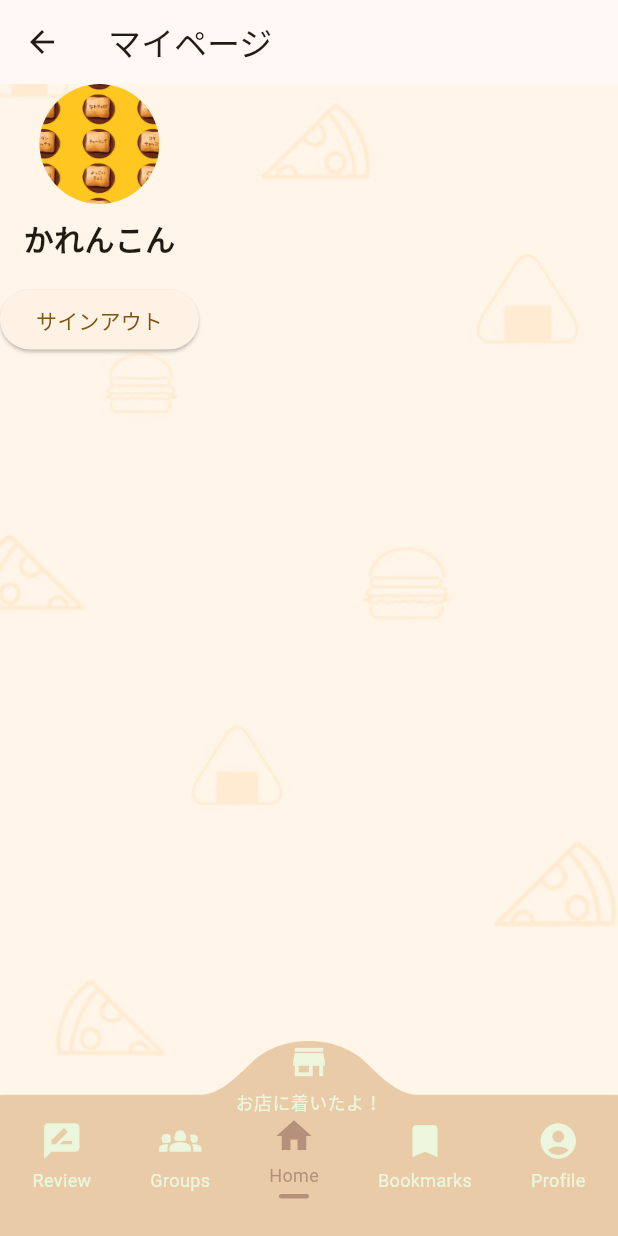
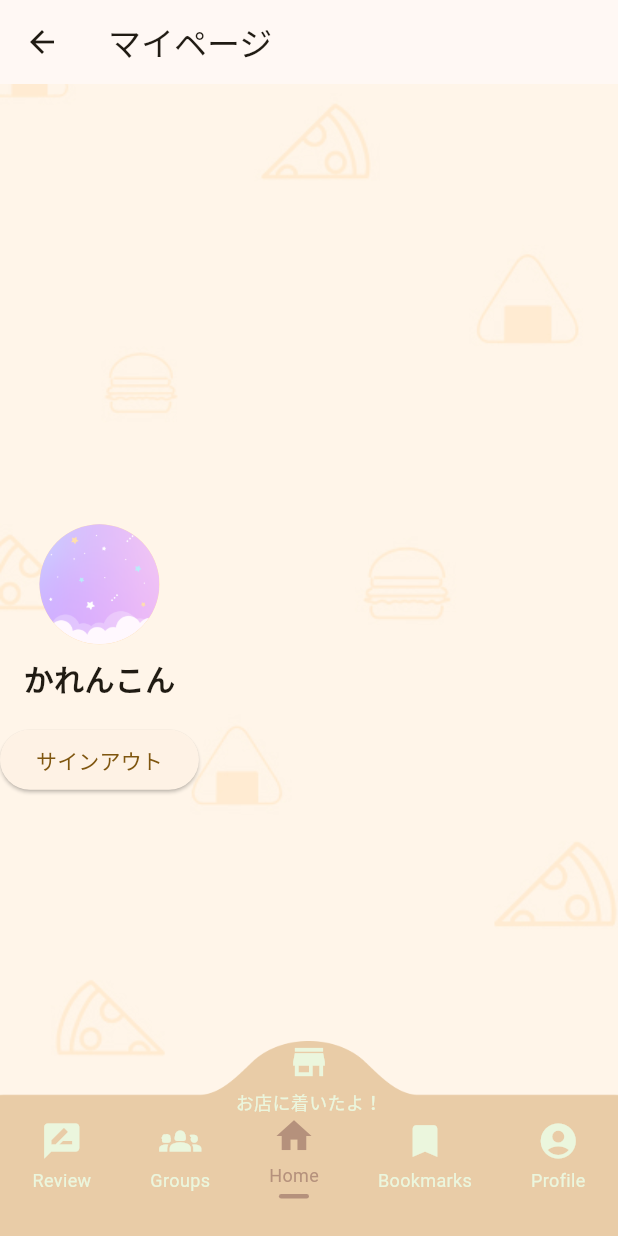
Before and after one commit to Doremifa-donuts/foodshuffle, a Flutter app: the MyPage screen opened directly, after a tap on "Profile", on a phone screen of 412 x 824 dp. Run offline on Flutter 3.47's test engine with Material 3 defaults, Android fonts, the phone set to English and light mode, and no system bars; our stand-ins replace appinio_swiper, flutter_riverpod, freezed_annotation; Roboto replaces fonts that are missing (uzura).

Commit message:
update user data 抜き出し

```diff
--- a/lib/model/data_list.dart
+++ b/lib/model/data_list.dart
@@ -74,15 +74,15 @@ class ArchiveStore {
 // Userのデータクラス
 class User {
   final String name; // ユーザー名
-  final String profileIcon; // プロフィールアイコン画像パス
-  final String goods; // いいね数
+  final String userIcon; // プロフィールアイコン画像パス
+  final int goods; // いいね数
   final int range; // 範囲
   final int store; // 店数
 
   // コンストラクタで必要なデータを受け取る
   User({
     required this.name,
-    required this.profileIcon,
+    required this.userIcon,
     required this.goods,
     required this.range,
     required this.store,
--- a/lib/screens/my_page.dart
+++ b/lib/screens/my_page.dart
@@ -1,42 +1,70 @@
 import 'package:flutter/material.dart';
+// 動的に状態把握
 import 'package:flutter_riverpod/flutter_riverpod.dart';
-import 'package:foodshuffle/widgets/footer.dart';
-import 'package:appinio_swiper/appinio_swiper.dart';
-import 'package:foodshuffle/login.dart';
+// footer 表示
+import '../widgets/footer.dart';
+// カラー、画像パス
+// import '../model/color.dart';
 import '../model/images.dart';
+// 表示するデータを受け取るclass
+import '../model/data_list.dart';
+// ログインページ
+import '../login.dart';
 
-// マイページを表すConsumerStatefulWidget
-class MyPage extends ConsumerStatefulWidget {
+// データベースを使用できるか
+const bool useDatabase = false;
+
+// プロバイダーを定義（ユーザーデータを非同期で取得）
+final userProvider = FutureProvider<User>((ref) async {
+  if (useDatabase) {
+    // データベースからユーザー情報を取得
+    return fetchUserFromDatabase();
+  } else {
+    // ダミーユーザーを取得
+    return fetchDummyUser();
+  }
+});
+
+// ダミーデータを返す関数（データベースを使用しない場合）
+Future<User> fetchDummyUser() async {
+  // 固定されたユーザー情報を返す
+  return User(
+    name: 'かれんこん', // ユーザー名
+    userIcon: 'images/icon/member_1.png', // ユーザーアイコン
+    goods: 10, // 所持アイテム数
+    range: 50, // 距離（例: 運送サービスなどのイメージ）
+    store: 3, // 関連ストア数
+  );
+}
+
+// データベースからユーザー情報を取得する関数
+Future<User> fetchUserFromDatabase() async {
+  await Future.delayed(const Duration(seconds: 2)); // 仮の遅延を追加
+  // 本番環境ではデータベースから情報を取得して返す
+  return User(
+    name: 'ユーザー', // 仮のデータ
+    userIcon: 'images/icon/member_2.png',
+    goods: 5,
+    range: 30,
+    store: 2,
+  );
+}
+
+// マイページの画面
+class MyPage extends ConsumerWidget {
   const MyPage({super.key});
 
   @override
-  ConsumerState<MyPage> createState() => _MyPageState();
-}
-
-class _MyPageState extends ConsumerState<MyPage> {
-  late AppinioSwiperController _swiperController;
-
-  @override
-  void initState() {
-    super.initState();
-    // Swiperコントローラーを初期化
-    _swiperController = AppinioSwiperController();
-  }
-
-  @override
-  void dispose() {
-    // コントローラーを破棄してリソースを解放
-    _swiperController.dispose();
-    super.dispose();
-  }
-
-  @override
-  Widget build(BuildContext context) {
-    const String user = "かれんこん"; // ユーザー名（仮設定）
+  Widget build(BuildContext context, WidgetRef ref) {
+    // ユーザーデータをプロバイダーから非同期で取得
+    final userAsyncValue = ref.watch(userProvider);
 
     return Scaffold(
-      appBar: AppBar(title: const Text('マイページ')), // アプリバー
-      body: Stack(
+      appBar: AppBar(title: const Text('マイページ')), // アプリバー（ページタイトル）
+      body: userAsyncValue.when(
+        data: (user) {
+          // ユーザーデータが正常に取得できた場合のUI
+          return Stack(
             children: [
               // 背景画像の設定
               Container(
@@ -50,15 +78,17 @@ class _MyPageState extends ConsumerState<MyPage> {
 
               // ユーザー情報を表示する部分
               Column(
+                mainAxisAlignment: MainAxisAlignment.center, // 中央に配置
+                crossAxisAlignment: CrossAxisAlignment.center,
                 children: [
-              const CircleAvatar(
-                backgroundImage: AssetImage('images/icon.png'), // アイコン画像
-                radius: 40,
+                  CircleAvatar(
+                    backgroundImage: AssetImage(user.userIcon), // ユーザーアイコン画像
+                    radius: 40, // アイコンの半径
                   ),
                   const SizedBox(height: 8),
-              const Text(
-                user, // ユーザー名
-                style: TextStyle(
+                  Text(
+                    user.name, // ユーザー名の表示
+                    style: const TextStyle(
                       fontWeight: FontWeight.bold,
                       fontSize: 20,
                     ),
@@ -71,7 +101,9 @@ class _MyPageState extends ConsumerState<MyPage> {
                       // サインアウト後にログインページに遷移
                       Navigator.push(
                         context,
-                    MaterialPageRoute(builder: (context) => const LoginPage()),
+                        MaterialPageRoute(
+                          builder: (context) => const LoginPage(),
+                        ),
                       );
                     },
                     child: const Text('サインアウト'),
@@ -81,12 +113,20 @@ class _MyPageState extends ConsumerState<MyPage> {
 
               // フッター部分
               const Positioned(
-            bottom: -20,
+                bottom: -20, // 画面下に配置
                 left: 0,
                 right: 0,
                 child: Footer(), // Footerウィジェットを表示
               ),
             ],
+          );
+        },
+        loading: () => const Center(
+          child: CircularProgressIndicator(), // ローディング中の表示
+        ),
+        error: (error, stackTrace) => Center(
+          child: Text('エラーが発生しました: $error'), // エラー時の表示
+        ),
       ),
     );
   }
```
Lines whose indentation alone changed are shown as unchanged.
